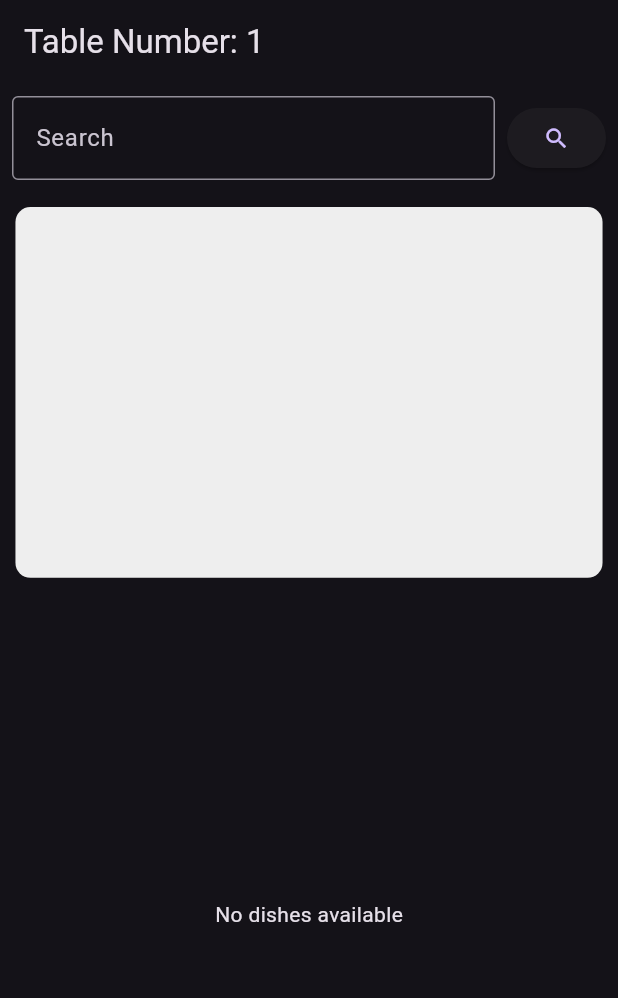
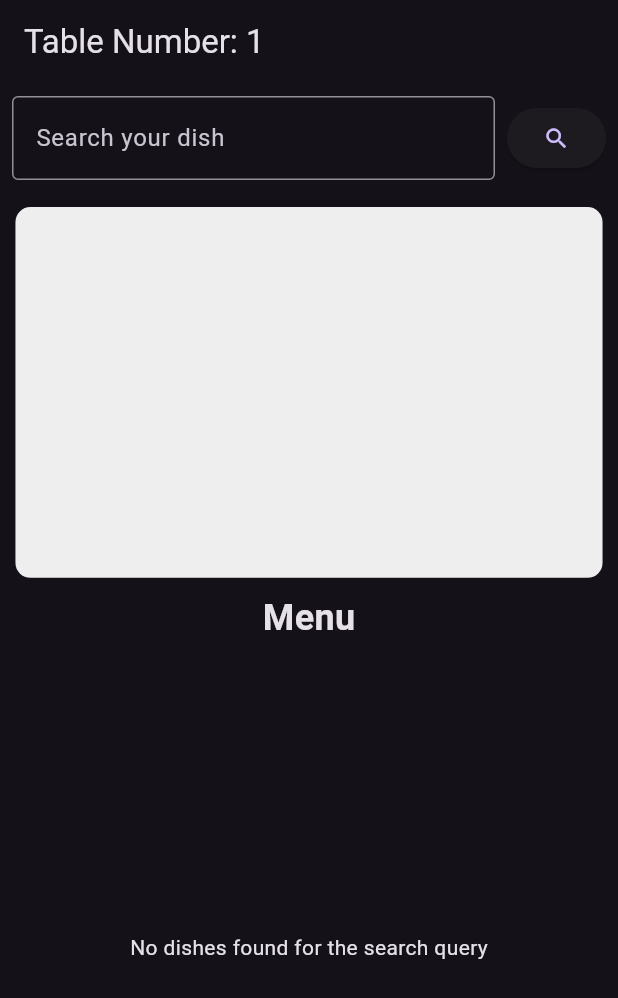
Before and after one commit to Arpit-Mohapatra007/hotelmanagement, a Flutter app: the screen it shows after launch, after a tap on the "search" icon, on a phone screen of 412 x 824 dp. Shown: the top 998 px of the screen. Run offline on Flutter 3.47's test engine with Material 3 defaults, Android fonts, the phone set to English and light mode, and no system bars; our stand-ins replace cloud_firestore, firebase_auth, firebase_core, flutter_hooks, flutter_riverpod, freezed_annotation and 1 more; accounts and stored records are empty.

Commit message:
step-0.1

```diff
--- a/lib/features/customer/views/customer_dashboard.dart
+++ b/lib/features/customer/views/customer_dashboard.dart
@@ -9,6 +9,7 @@ class CustomerDashboard extends HookConsumerWidget {
   @override
   Widget build(BuildContext context, WidgetRef ref) {
     final controller = useTextEditingController();
+    final searchQuery = ref.watch(dishSearchQueryProvider);
     final dishesAsync = ref.watch(dishesProvider);
     return Scaffold(
       appBar: AppBar(
@@ -24,7 +25,7 @@ class CustomerDashboard extends HookConsumerWidget {
                 child: TextField(
                   controller: controller,
                   decoration: const InputDecoration(
-                    labelText: 'Search',
+                    labelText: 'Search your dish',
                     border: OutlineInputBorder(),
                   ),
                 ),
@@ -32,7 +33,9 @@ class CustomerDashboard extends HookConsumerWidget {
               const SizedBox(width: 8.0),
               ElevatedButton(
                 onPressed: () {
-                  // Handle search action
+                  ref.read(dishSearchQueryProvider.notifier).state =
+                    controller.text.trim();
+                  controller.clear();
                 },
                 child: Icon(Icons.search),
               ),
@@ -55,23 +58,29 @@ class CustomerDashboard extends HookConsumerWidget {
             ),
           ),
         const SizedBox(height: 10.0),
+        Text('Menu', style: TextStyle(fontSize: 24.0, fontWeight: FontWeight.bold)),
+        const SizedBox(height: 10.0),
         Expanded(
           child: dishesAsync.when(
             data: (dishes) {
-              if (dishes.isEmpty) {
-                return const Center(child: Text('No dishes available'));
+              final filteredDishes = searchQuery.isEmpty?
+                dishes:
+                dishes.where((dish) => dish.name.toLowerCase().contains(searchQuery.toLowerCase())||
+                dish.category.toLowerCase().contains(searchQuery.toLowerCase())).toList();
+              if (filteredDishes.isEmpty) {
+                return const Center(child: Text('No dishes found for the search query'));
               }
               return ListView.builder(
-                itemCount: dishes.length,
+                itemCount: filteredDishes.length,
                 itemBuilder: (context, index) {
-                  final dish = dishes[index];
+                  final dish = filteredDishes[index];
                   return ListTile(
-                    title: Text(dish.name),
-                    subtitle: Text(dish.description),
+                    title: Text(dish.name, style: TextStyle(fontSize: 18.0, fontWeight: FontWeight.bold)),
+                    subtitle: Text(dish.description, style: TextStyle(fontSize: 14.0, color: Colors.grey[300])),
                     trailing: Row(
                       mainAxisSize: MainAxisSize.min,
                       children: [
-                        Text(dish.price.toString()),
+                        Text('€${dish.price.toString()}', style: TextStyle(fontSize: 16.0, fontWeight: FontWeight.bold)),
                         const SizedBox(width: 8.0),
                         IconButton(
                           icon: const Icon(Icons.add_shopping_cart),
--- a/lib/features/dishes/providers/dish_providers.dart
+++ b/lib/features/dishes/providers/dish_providers.dart
@@ -13,6 +13,13 @@ final dishesProvider = StreamProvider<List<Dish>>((ref) {
   final repository = ref.watch(dishRepositoryProvider);
   return repository.getDishes();
 });
+
+final searchDishesProvider = FutureProvider.family<List<Dish>, String>((ref, query) {
+  final repository = ref.watch(dishRepositoryProvider);
+  return repository.searchDishes(query);
+});
+
+final dishSearchQueryProvider = StateProvider<String>((ref) => '');
 
 final dishByIdProvider = FutureProvider.family<Dish?, String>((ref, id) {
   final repository = ref.watch(dishRepositoryProvider);
--- a/lib/features/dishes/repositories/dish_repository.dart
+++ b/lib/features/dishes/repositories/dish_repository.dart
@@ -42,6 +42,16 @@ class DishRepository {
     );
    }
 
+  Future<List<Dish>> searchDishes(String query) async {
+  final snapshot = await firestore.collection('dishes')
+    .where('name', isGreaterThanOrEqualTo: query)
+    .where('name', isLessThanOrEqualTo: '$query\uf8ff')
+    .get();
+  return snapshot.docs.map((doc) => Dish.fromJson(doc.data()..['id'] = doc.id)).toList();
+}
+
+
+
   Future<void> updateDishAvailability(String id, bool isAvailable) {
     return firestore.collection('dishes').doc(id).update({'isAvailable': isAvailable});
    }
```
